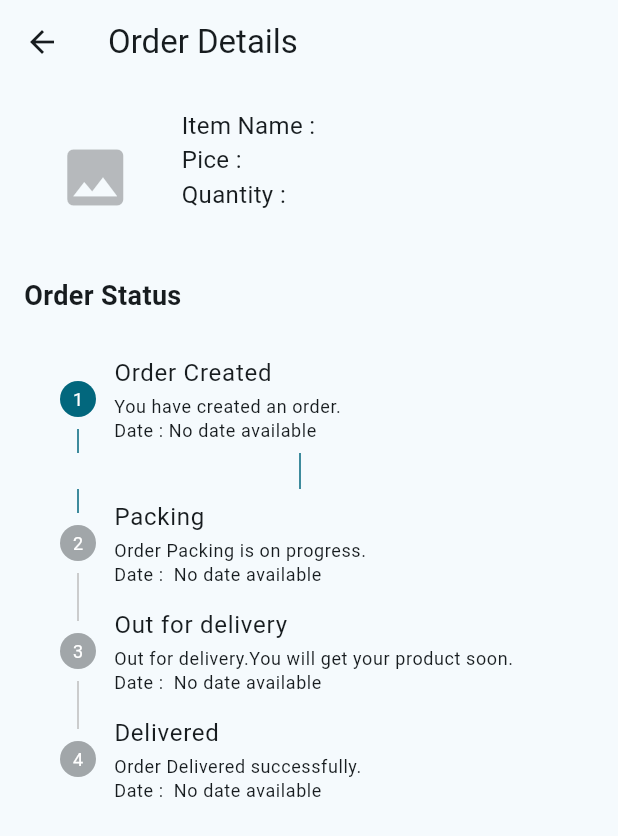
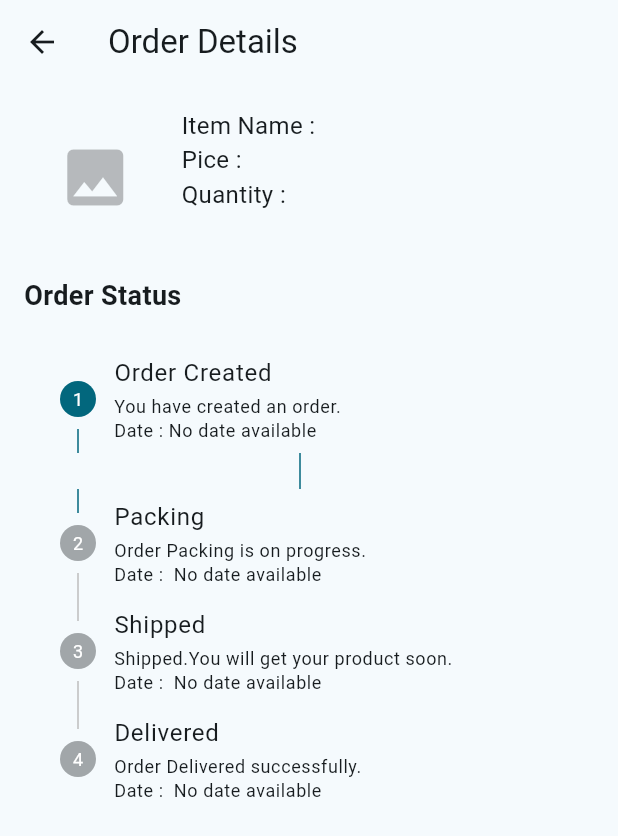
Before and after one commit to antonykj623/savekart, a Flutter app: the OrderItemDetailsScreen screen opened directly with empty values, on a phone screen of 412 x 824 dp. Shown: the top 836 px of the screen. Run offline on Flutter 3.47's test engine with Material 3 defaults, Android fonts, the phone set to English and light mode, and no system bars; our stand-ins replace carousel_slider, dio, image_picker, package_info_plus, shared_preferences, smooth_page_indicator and 1 more; missing offline and left inert: swipe_refresh, upi_india; accounts and stored records are empty; network calls fail.

Commit message:
commited by antony on 15-5-2025

```diff
--- /dev/null
+++ b/lib/domain/points_entity.dart
@@ -0,0 +1,47 @@
+import 'package:savekart/generated/json/base/json_field.dart';
+import 'package:savekart/generated/json/points_entity.g.dart';
+import 'dart:convert';
+export 'package:savekart/generated/json/points_entity.g.dart';
+
+@JsonSerializable()
+class PointsEntity {
+	int? status = 0;
+	String? message = '';
+	List<PointsData>? data = [];
+
+	PointsEntity();
+
+	factory PointsEntity.fromJson(Map<String, dynamic> json) => $PointsEntityFromJson(json);
+
+	Map<String, dynamic> toJson() => $PointsEntityToJson(this);
+
+	@override
+	String toString() {
+		return jsonEncode(this);
+	}
+}
+
+@JsonSerializable()
+class PointsData {
+	String? id = '';
+	@JSONField(name: "reg_id")
+	String? regId = '';
+	String? credit = '';
+	String? debit = '';
+	String? balance = '';
+	@JSONField(name: "ins_date")
+	String? insDate = '';
+	String? description='';
+
+
+	PointsData();
+
+	factory PointsData.fromJson(Map<String, dynamic> json) => $PointsDataFromJson(json);
+
+	Map<String, dynamic> toJson() => $PointsDataToJson(this);
+
+	@override
+	String toString() {
+		return jsonEncode(this);
+	}
+}
--- a/lib/main.dart
+++ b/lib/main.dart
@@ -35,6 +35,9 @@ class MyApp extends StatelessWidget {
         // tested with just a hot reload.
         colorScheme: ColorScheme.fromSeed(seedColor: Color(0xff0B7D97)),
         useMaterial3: true,
+        appBarTheme: AppBarTheme(
+          scrolledUnderElevation: 0.0,
+        ),
       ),
       home: const MyHomePage(title: ''),
     );
--- a/lib/web/apimethodes.dart
+++ b/lib/web/apimethodes.dart
@@ -51,4 +51,5 @@ class Apimethodes{
     static String getCartUpdate="getCartUpdate.php";
     static String getProductCountByName="getProductCountByName.php";
     static String updateWalletPoints="updateWalletPoints.php";
+    static String getWalletPointsTransaction="getWalletPointsTransaction.php";
 }
--- a/lib/widgets/cartscreen.dart
+++ b/lib/widgets/cartscreen.dart
@@ -445,9 +445,9 @@ class _QuantitySelectorState extends State<QuantitySelector> {
       widget.onQuantityChanged(_currentQuantity);
     }
     else{
-      setState(() {
-        _currentQuantity--;
-      });
+      // setState(() {
+      //   _currentQuantity--;
+      // });
       widget.onQuantityChanged(_currentQuantity);
       ResponsiveInfo.showAlertDialog(context, "SaveKart", "Out of stock");
     }
--- a/lib/widgets/order_details.dart
+++ b/lib/widgets/order_details.dart
@@ -233,8 +233,8 @@ class _OrderItemDetailsScreenState extends State<OrderItemDetailsScreen> {
     isActive: _statusValue >= 1,
     ),
     Step(
-    title: Text("Out for delivery"),
-    subtitle: Text("Out for delivery.You will get your product soon.\nDate : "+((orderDetailsData!.cartOrder!.shippedAt != null && orderDetailsData!.cartOrder!.shippedAt!.isNotEmpty)
+    title: Text("Shipped"),
+    subtitle: Text("Shipped.You will get your product soon."+((orderDetailsData!.cartOrder!.podNumber != null && orderDetailsData!.cartOrder!.podNumber!.isNotEmpty) ? "\nTracking Number : "+orderDetailsData!.cartOrder!.podNumber:"")+"\nDate : "+((orderDetailsData!.cartOrder!.shippedAt != null && orderDetailsData!.cartOrder!.shippedAt!.isNotEmpty)
     ? getFormatedDate(orderDetailsData!.cartOrder!.shippedAt!)
         : " No date available")),
     content: SizedBox.shrink(),
@@ -300,8 +300,8 @@ class _OrderItemDetailsScreenState extends State<OrderItemDetailsScreen> {
     isActive: _statusValue >= 1,
     ),
     Step(
-    title: Text("Out for delivery"),
-    subtitle: Text("Out for delivery.You will get your product soon.\nDate : "+((orderDetailsData!.cartOrder!.shippedAt != null && orderDetailsData!.cartOrder!.shippedAt!.isNotEmpty)
+    title: Text("Shipped"),
+    subtitle: Text("Shipped.You will get your product soon."+((orderDetailsData!.cartOrder!.podNumber != null && orderDetailsData!.cartOrder!.podNumber!.isNotEmpty) ? "\nTracking Number : "+orderDetailsData!.cartOrder!.podNumber:"")+"\nDate : "+((orderDetailsData!.cartOrder!.shippedAt != null && orderDetailsData!.cartOrder!.shippedAt!.isNotEmpty)
     ? getFormatedDate(orderDetailsData!.cartOrder!.shippedAt!)
         : " No date available")),
     content: SizedBox.shrink(),
```
Also changed, not shown: lib/widgets/fragments/Dashboard.dart (+165 -38 lines), lib/widgets/purchase_points.dart (added, +202 -0 lines), assets/appbaricon.jpeg (added), lib/generated/assets.dart, lib/generated/json/base/json_convert_content.dart, lib/generated/json/cart_products_entity.g.dart, lib/generated/json/points_entity.g.dart (added), lib/generated/json/user_address_data_entity.g.dart.
